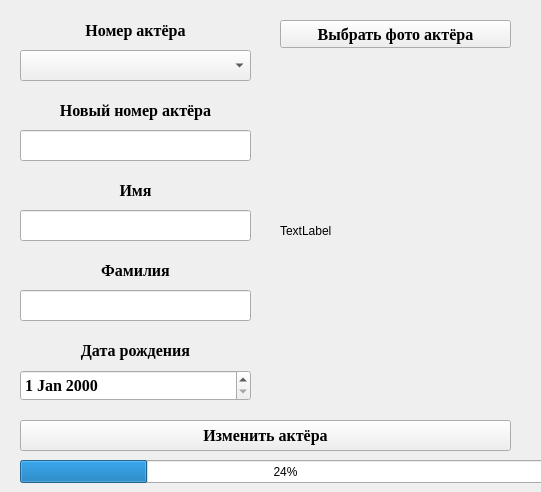
The window that Client/updateactor.ui (NikitaVirachev/course-work-on-DB) describes before a commit, drawn with Qt 5.
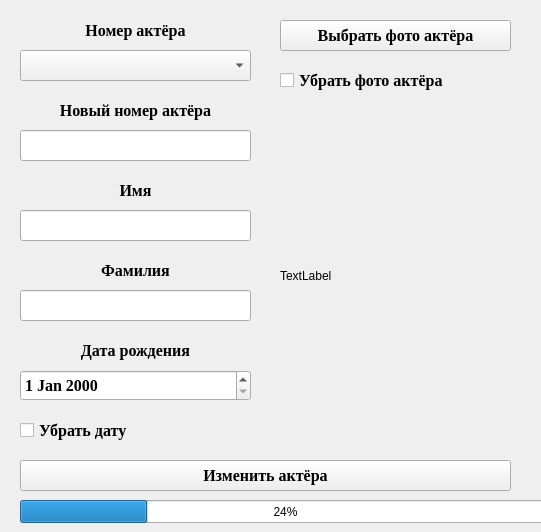
The same window after the commit.

The edit to the form file:
```diff
--- a/Client/updateactor.ui
+++ b/Client/updateactor.ui
@@ -7,7 +7,7 @@
     <x>0</x>
     <y>0</y>
     <width>541</width>
-    <height>492</height>
+    <height>532</height>
    </rect>
   </property>
   <property name="windowTitle">
@@ -209,9 +209,9 @@
    <property name="geometry">
     <rect>
      <x>280</x>
-     <y>60</y>
+     <y>110</y>
      <width>231</width>
-     <height>341</height>
+     <height>331</height>
     </rect>
    </property>
    <property name="text">
@@ -224,7 +224,7 @@
      <x>280</x>
      <y>20</y>
      <width>231</width>
-     <height>28</height>
+     <height>31</height>
     </rect>
    </property>
    <property name="font">
@@ -243,7 +243,7 @@
    <property name="geometry">
     <rect>
      <x>20</x>
-     <y>420</y>
+     <y>460</y>
      <width>491</width>
      <height>31</height>
     </rect>
@@ -264,7 +264,7 @@
    <property name="geometry">
     <rect>
      <x>20</x>
-     <y>460</y>
+     <y>500</y>
      <width>531</width>
      <height>23</height>
     </rect>
@@ -291,6 +291,48 @@
     </font>
    </property>
   </widget>
+  <widget class="QCheckBox" name="checkBox">
+   <property name="geometry">
+    <rect>
+     <x>20</x>
+     <y>420</y>
+     <width>231</width>
+     <height>21</height>
+    </rect>
+   </property>
+   <property name="font">
+    <font>
+     <family>Times New Roman</family>
+     <pointsize>12</pointsize>
+     <weight>75</weight>
+     <bold>true</bold>
+    </font>
+   </property>
+   <property name="text">
+    <string>Убрать дату</string>
+   </property>
+  </widget>
+  <widget class="QCheckBox" name="checkBox_2">
+   <property name="geometry">
+    <rect>
+     <x>280</x>
+     <y>70</y>
+     <width>231</width>
+     <height>20</height>
+    </rect>
+   </property>
+   <property name="font">
+    <font>
+     <family>Times New Roman</family>
+     <pointsize>12</pointsize>
+     <weight>75</weight>
+     <bold>true</bold>
+    </font>
+   </property>
+   <property name="text">
+    <string>Убрать фото актёра</string>
+   </property>
+  </widget>
  </widget>
  <resources/>
  <connections/>
```
